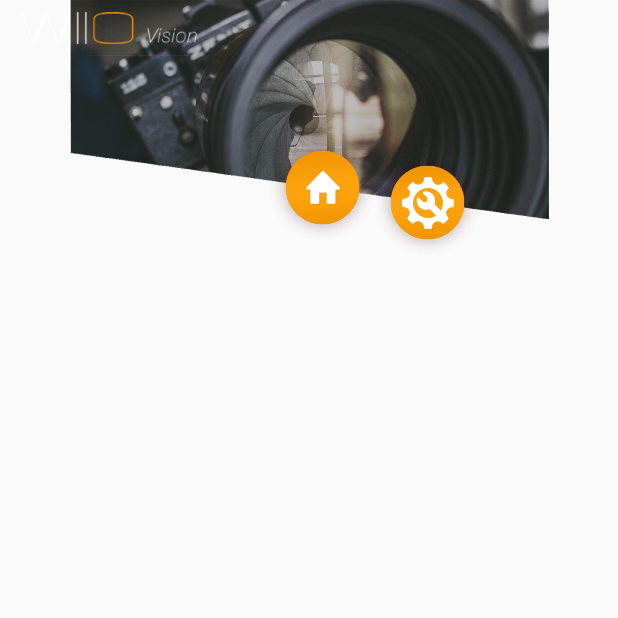
After one commit to AcodeWang/AndroidAppSetting, an Android app: the fragment HeaderFragment shown on its own in the app's theme, on a phone screen of 412 x 824 dp, the top half of it. The commit adds this screen. Run offline under Robolectric (Android 15) with nearby library versions, the phone set to English and light mode, and no system bars.

```diff
--- a/app/build.gradle
+++ b/app/build.gradle
@@ -30,10 +30,11 @@ android {
 
 dependencies {
     implementation fileTree(dir: 'libs', include: ['*.jar'])
-    implementation"org.jetbrains.kotlin:kotlin-stdlib-jre7:$kotlin_version"
+    implementation "org.jetbrains.kotlin:kotlin-stdlib-jre7:$kotlin_version"
     implementation 'com.android.support:appcompat-v7:26.1.0'
     implementation 'com.android.support.constraint:constraint-layout:1.0.2'
 
+    implementation 'com.android.support:support-v4:26.1.0'
     testImplementation 'junit:junit:4.12'
     testImplementation 'org.mockito:mockito-core:2.16.+'
     testImplementation 'org.mockito:mockito-inline:2.16.+'
--- /dev/null
+++ b/app/src/main/java/com/piinktecknology/chenyu/androidwiiovision/HeaderFragment.kt
@@ -0,0 +1,38 @@
+package com.piinktecknology.chenyu.androidwiiovision
+
+import android.content.Context
+import android.net.Uri
+import android.os.Bundle
+import android.support.v4.app.Fragment
+import android.view.LayoutInflater
+import android.view.View
+import android.view.ViewGroup
+
+
+/**
+ * A simple [Fragment] subclass.
+ * Activities that contain this fragment must implement the
+ * [HeaderFragment.OnFragmentInteractionListener] interface
+ * to handle interaction events.
+ * Use the [HeaderFragment.newInstance] factory method to
+ * create an instance of this fragment.
+ */
+class HeaderFragment : Fragment() {
+
+    companion object {
+        fun newInstaance():HeaderFragment{
+            return HeaderFragment()
+        }
+    }
+
+    override fun onCreate(savedInstanceState: Bundle?) {
+        super.onCreate(savedInstanceState)
+    }
+
+    override fun onCreateView(inflater: LayoutInflater?, container: ViewGroup?,
+                              savedInstanceState: Bundle?): View? {
+        // Inflate the layout for this fragment
+        return inflater!!.inflate(R.layout.fragment_header, container, false)
+    }
+
+}// Required empty public constructor
--- a/app/src/main/res/layout/activity_main.xml
+++ b/app/src/main/res/layout/activity_main.xml
@@ -79,7 +79,7 @@
         app:srcCompat="@drawable/photobtn" />
 
     <EditText
-        android:id="@+id/pathEditText"
+        android:id="@+id/profileNameEditText"
         android:layout_width="wrap_content"
         android:layout_height="wrap_content"
         android:layout_marginBottom="8dp"
--- /dev/null
+++ b/app/src/main/res/layout/fragment_header.xml
@@ -0,0 +1,68 @@
+<FrameLayout xmlns:android="http://schemas.android.com/apk/res/android"
+    xmlns:app="http://schemas.android.com/apk/res-auto"
+    xmlns:tools="http://schemas.android.com/tools"
+    android:layout_width="match_parent"
+    android:layout_height="match_parent"
+    tools:context="com.piinktecknology.chenyu.androidwiiovision.HeaderFragment">
+
+    <!-- TODO: Update blank fragment layout -->
+
+    <ImageView
+        android:id="@+id/header2"
+        android:layout_width="wrap_content"
+        android:layout_height="146dp"
+        app:layout_constraintBottom_toBottomOf="parent"
+        app:layout_constraintEnd_toEndOf="parent"
+        app:layout_constraintHorizontal_bias="0.0"
+        app:layout_constraintStart_toStartOf="parent"
+        app:layout_constraintTop_toTopOf="parent"
+        app:layout_constraintVertical_bias="0.0"
+        app:srcCompat="@drawable/header" />
+
+    <ImageView
+        android:id="@+id/logo2"
+        android:layout_width="129dp"
+        android:layout_height="21dp"
+        android:layout_marginBottom="8dp"
+        android:layout_marginEnd="8dp"
+        android:layout_marginStart="8dp"
+        android:layout_marginTop="8dp"
+        app:layout_constraintBottom_toBottomOf="@+id/header"
+        app:layout_constraintEnd_toEndOf="parent"
+        app:layout_constraintHorizontal_bias="0.0"
+        app:layout_constraintStart_toStartOf="parent"
+        app:layout_constraintTop_toTopOf="@+id/header"
+        app:layout_constraintVertical_bias="0.00999999"
+        app:srcCompat="@drawable/logo" />
+
+    <ImageButton
+        android:id="@+id/homeButton2"
+        android:layout_width="70dp"
+        android:layout_height="70dp"
+        android:layout_marginLeft="180dp"
+        android:layout_marginRight="0dp"
+        android:layout_marginTop="90dp"
+        android:background="@drawable/home"
+        android:scaleType="centerInside"
+        app:layout_constraintBottom_toBottomOf="parent"
+        app:layout_constraintEnd_toStartOf="@+id/settingButton"
+        app:layout_constraintHorizontal_bias="1.0"
+        app:layout_constraintStart_toStartOf="parent"
+        app:layout_constraintTop_toTopOf="parent"
+        app:layout_constraintVertical_bias="0.232"
+        app:srcCompat="@drawable/home" />
+
+    <ImageButton
+        android:id="@+id/settingButton2"
+        android:layout_width="70dp"
+        android:layout_height="70dp"
+        android:layout_marginLeft="250dp"
+        android:layout_marginTop="100dp"
+        android:background="@drawable/parametre"
+        android:scaleType="centerInside"
+        app:layout_constraintBottom_toBottomOf="parent"
+        app:layout_constraintEnd_toEndOf="parent"
+        app:layout_constraintTop_toTopOf="parent"
+        app:layout_constraintVertical_bias="0.26"
+        app:srcCompat="@drawable/parametre" />
+</FrameLayout>
--- a/app/src/main/res/values/strings.xml
+++ b/app/src/main/res/values/strings.xml
@@ -5,4 +5,7 @@
     <string name="transfer_root">Default</string>
     <string name="transfer_mode">FTP</string>
 
+    <!-- TODO: Remove or change this placeholder text -->
+    <string name="hello_blank_fragment">Hello blank fragment</string>
+
 </resources>
```
Also changed, not shown: app/src/main/AndroidManifest.xml (+8 -11 lines), app/src/main/java/com/piinktecknology/chenyu/androidwiiovision/GalleryActivity.kt (added, +18 -0 lines), app/src/main/java/com/piinktecknology/chenyu/androidwiiovision/MainActivity.kt (+58 -19 lines), app/src/main/java/com/piinktecknology/chenyu/androidwiiovision/SettingActivity.kt (+12 -21 lines), app/src/main/java/com/piinktecknology/chenyu/androidwiiovision/SettingFragment.kt (+26 -2 lines), app/src/main/res/layout/activity_gallery.xml (added, +23 -0 lines), 3 other files.
